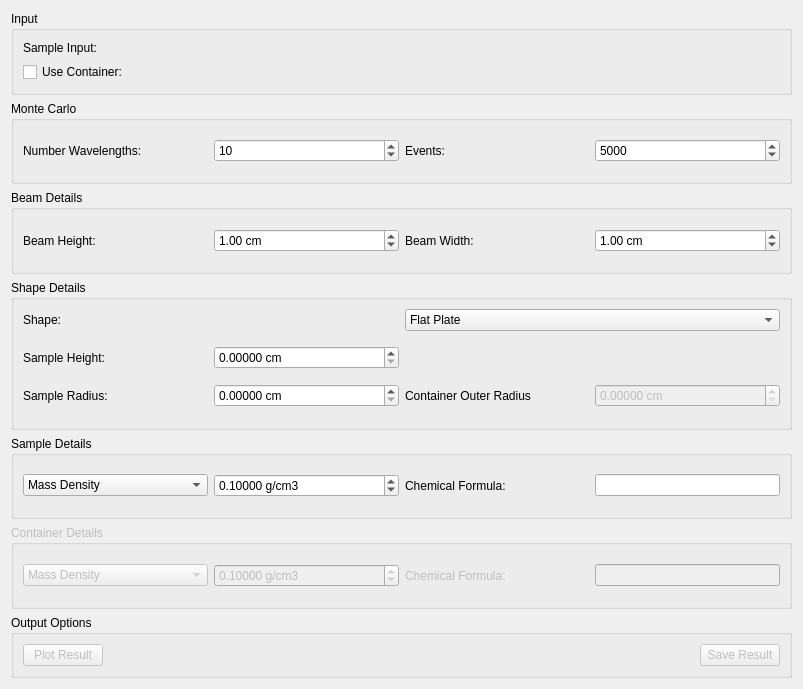
Above: qt/scientific_interfaces/Indirect/AbsorptionCorrections.ui from mantidproject/mantid before the change. Below: the same form after it.
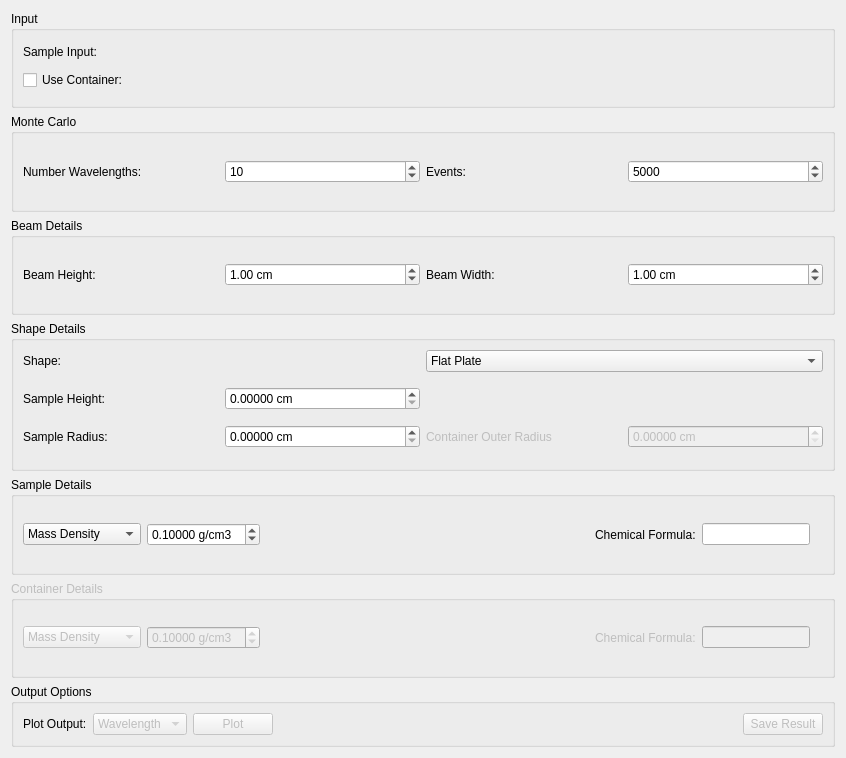
That is the form after the change. The open tabs and pages were chosen to show the change. Custom widgets are drawn as their Qt base class.

Commit message:
Update MC Absorption Corrections interface to be consistent with PP
Refs #22026

Diff of the .ui file:
```diff
--- a/qt/scientific_interfaces/Indirect/AbsorptionCorrections.ui
+++ b/qt/scientific_interfaces/Indirect/AbsorptionCorrections.ui
@@ -6,8 +6,8 @@
    <rect>
     <x>0</x>
     <y>0</y>
-    <width>803</width>
-    <height>689</height>
+    <width>846</width>
+    <height>758</height>
    </rect>
   </property>
   <property name="windowTitle">
@@ -272,7 +272,7 @@
          </sizepolicy>
         </property>
         <property name="currentIndex">
-         <number>0</number>
+         <number>2</number>
         </property>
         <widget class="QWidget" name="pgAbsCorFlatPlate">
          <layout class="QGridLayout" name="loFlatPlate">
@@ -600,6 +600,9 @@
           </item>
           <item row="2" column="2">
            <widget class="QLabel" name="lbCylCanOuterRadius">
+            <property name="enabled">
+             <bool>false</bool>
+            </property>
             <property name="text">
              <string>Container Outer Radius</string>
             </property>
@@ -634,29 +637,13 @@
       <string>Sample Details</string>
      </property>
      <layout class="QGridLayout" name="gridLayout">
-      <item row="0" column="2">
+      <item row="0" column="3">
        <widget class="QLabel" name="lbSampleChemicalFormula">
         <property name="text">
          <string>Chemical Formula:</string>
         </property>
        </widget>
       </item>
-      <item row="0" column="1">
-       <widget class="QDoubleSpinBox" name="spSampleDensity">
-        <property name="suffix">
-         <string> g/cm3</string>
-        </property>
-        <property name="decimals">
-         <number>5</number>
-        </property>
-        <property name="singleStep">
-         <double>0.100000000000000</double>
-        </property>
-        <property name="value">
-         <double>0.100000000000000</double>
-        </property>
-       </widget>
-      </item>
       <item row="0" column="0">
        <widget class="QComboBox" name="cbSampleDensity">
         <item>
@@ -671,7 +658,23 @@
         </item>
        </widget>
       </item>
-      <item row="0" column="3">
+      <item row="0" column="1">
+       <widget class="QDoubleSpinBox" name="spSampleDensity">
+        <property name="suffix">
+         <string> g/cm3</string>
+        </property>
+        <property name="decimals">
+         <number>5</number>
+        </property>
+        <property name="singleStep">
+         <double>0.100000000000000</double>
+        </property>
+        <property name="value">
+         <double>0.100000000000000</double>
+        </property>
+       </widget>
+      </item>
+      <item row="0" column="4">
        <widget class="QLineEdit" name="leSampleChemicalFormula">
         <property name="sizePolicy">
          <sizepolicy hsizetype="Minimum" vsizetype="Fixed">
@@ -681,6 +684,26 @@
         </property>
        </widget>
       </item>
+      <item row="0" column="2">
+       <spacer name="horizontalSpacer">
+        <property name="orientation">
+         <enum>Qt::Horizontal</enum>
+        </property>
+        <property name="sizeHint" stdset="0">
+         <size>
+          <width>40</width>
+          <height>20</height>
+         </size>
+        </property>
+       </spacer>
+      </item>
+      <item row="0" column="5">
+       <widget class="QLabel" name="valSampleChemicalFormula">
+        <property name="text">
+         <string/>
+        </property>
+       </widget>
+      </item>
      </layout>
     </widget>
    </item>
@@ -707,6 +730,26 @@
         </item>
        </widget>
       </item>
+      <item row="2" column="3">
+       <widget class="QLabel" name="lbCanChemicalFormula">
+        <property name="text">
+         <string>Chemical Formula:</string>
+        </property>
+       </widget>
+      </item>
+      <item row="2" column="4">
+       <widget class="QLineEdit" name="leCanChemicalFormula">
+        <property name="enabled">
+         <bool>false</bool>
+        </property>
+        <property name="sizePolicy">
+         <sizepolicy hsizetype="Minimum" vsizetype="Fixed">
+          <horstretch>0</horstretch>
+          <verstretch>0</verstretch>
+         </sizepolicy>
+        </property>
+       </widget>
+      </item>
       <item row="2" column="1">
        <widget class="QDoubleSpinBox" name="spCanDensity">
         <property name="enabled">
@@ -727,22 +770,22 @@
        </widget>
       </item>
       <item row="2" column="2">
-       <widget class="QLabel" name="lbCanChemicalFormula">
-        <property name="text">
-         <string>Chemical Formula:</string>
+       <spacer name="horizontalSpacer_3">
+        <property name="orientation">
+         <enum>Qt::Horizontal</enum>
         </property>
-       </widget>
+        <property name="sizeHint" stdset="0">
+         <size>
+          <width>40</width>
+          <height>20</height>
+         </size>
+        </property>
+       </spacer>
       </item>
-      <item row="2" column="3">
-       <widget class="QLineEdit" name="leCanChemicalFormula">
-        <property name="enabled">
-         <bool>false</bool>
-        </property>
-        <property name="sizePolicy">
-         <sizepolicy hsizetype="Minimum" vsizetype="Fixed">
-          <horstretch>0</horstretch>
-          <verstretch>0</verstretch>
-         </sizepolicy>
+      <item row="2" column="5">
+       <widget class="QLabel" name="valCanChemicalFormula">
+        <property name="text">
+         <string/>
         </property>
        </widget>
       </item>
@@ -761,13 +804,45 @@
       <string>Output Options</string>
      </property>
      <layout class="QHBoxLayout" name="horizontalLayout_2">
+      <item>
+       <widget class="QLabel" name="lbPlotOutput">
+        <property name="text">
+         <string>Plot Output:</string>
+        </property>
+       </widget>
+      </item>
+      <item>
+       <widget class="QComboBox" name="cbPlotOutput">
+        <property name="enabled">
+         <bool>false</bool>
+        </property>
+        <property name="editable">
+         <bool>false</bool>
+        </property>
+        <item>
+         <property name="text">
+          <string>Wavelength</string>
+         </property>
+        </item>
+        <item>
+         <property name="text">
+          <string>Angle</string>
+         </property>
+        </item>
+        <item>
+         <property name="text">
+          <string>Both</string>
+         </property>
+        </item>
+       </widget>
+      </item>
       <item>
        <widget class="QPushButton" name="pbPlot">
         <property name="enabled">
          <bool>false</bool>
         </property>
         <property name="text">
-         <string>Plot Result</string>
+         <string>Plot</string>
         </property>
        </widget>
       </item>
```
Left out of the diff: 1 changed line with no effect on the pictures.
